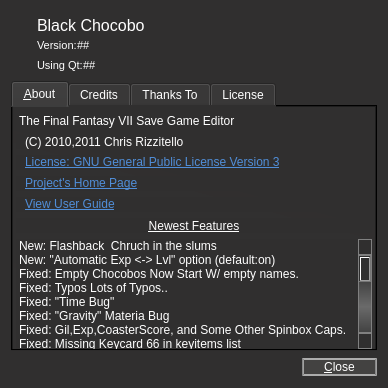
Old version of the form about.ui in the repository sithlord48/blackchocobo.
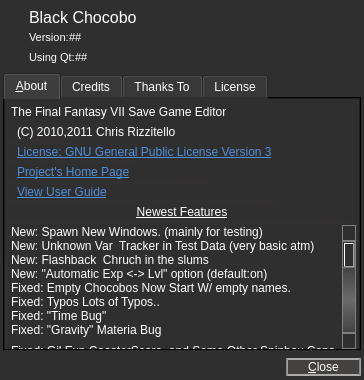
New version of the form. Icons and pictures are not drawn.

Commit message: New: View-> New Window Menu Entry , Updated Change Log, Update Lang, New icon for window-new

What changed in the file:
```diff
--- a/about.ui
+++ b/about.ui
@@ -9,8 +9,8 @@
    <rect>
     <x>0</x>
     <y>0</y>
-    <width>388</width>
-    <height>388</height>
+    <width>364</width>
+    <height>380</height>
    </rect>
   </property>
   <property name="sizePolicy">
@@ -123,6 +123,9 @@
    <bool>true</bool>
   </property>
   <layout class="QVBoxLayout" name="verticalLayout_2">
+   <property name="margin">
+    <number>3</number>
+   </property>
    <item>
     <layout class="QHBoxLayout" name="horizontalLayout_4">
      <item>
@@ -312,6 +315,9 @@
        <string>&amp;About</string>
       </attribute>
       <layout class="QVBoxLayout" name="verticalLayout_6">
+       <property name="spacing">
+        <number>-1</number>
+       </property>
        <property name="leftMargin">
         <number>3</number>
        </property>
@@ -326,6 +332,12 @@
        </property>
        <item>
         <widget class="QLabel" name="ff7editor">
+         <property name="maximumSize">
+          <size>
+           <width>16777215</width>
+           <height>18</height>
+          </size>
+         </property>
          <property name="text">
           <string>The Final Fantasy VII Save Game Editor</string>
          </property>
@@ -339,6 +351,12 @@
        </item>
        <item>
         <widget class="QLabel" name="copyleft">
+         <property name="maximumSize">
+          <size>
+           <width>16777215</width>
+           <height>18</height>
+          </size>
+         </property>
          <property name="text">
           <string notr="true">(C) 2010,2011 Chris Rizzitello</string>
          </property>
@@ -349,6 +367,12 @@
        </item>
        <item>
         <widget class="QLabel" name="link_gpl">
+         <property name="maximumSize">
+          <size>
+           <width>16777215</width>
+           <height>18</height>
+          </size>
+         </property>
          <property name="text">
           <string>&lt;!DOCTYPE HTML PUBLIC &quot;-//W3C//DTD HTML 4.0//EN&quot; &quot;http://www.w3.org/TR/REC-html40/strict.dtd&quot;&gt;
 &lt;html&gt;&lt;head&gt;&lt;meta name=&quot;qrichtext&quot; content=&quot;1&quot; /&gt;&lt;style type=&quot;text/css&quot;&gt;
@@ -366,6 +390,12 @@
        </item>
        <item>
         <widget class="QLabel" name="link_web">
+         <property name="maximumSize">
+          <size>
+           <width>16777215</width>
+           <height>18</height>
+          </size>
+         </property>
          <property name="text">
           <string>&lt;!DOCTYPE HTML PUBLIC &quot;-//W3C//DTD HTML 4.0//EN&quot; &quot;http://www.w3.org/TR/REC-html40/strict.dtd&quot;&gt;
 &lt;html&gt;&lt;head&gt;&lt;meta name=&quot;qrichtext&quot; content=&quot;1&quot; /&gt;&lt;style type=&quot;text/css&quot;&gt;
@@ -383,6 +413,12 @@
        </item>
        <item>
         <widget class="QLabel" name="link_guide">
+         <property name="maximumSize">
+          <size>
+           <width>16777215</width>
+           <height>18</height>
+          </size>
+         </property>
          <property name="text">
           <string>&lt;!DOCTYPE HTML PUBLIC &quot;-//W3C//DTD HTML 4.0//EN&quot; &quot;http://www.w3.org/TR/REC-html40/strict.dtd&quot;&gt;
 &lt;html&gt;&lt;head&gt;&lt;meta name=&quot;qrichtext&quot; content=&quot;1&quot; /&gt;&lt;style type=&quot;text/css&quot;&gt;
@@ -400,6 +436,12 @@
        </item>
        <item>
         <widget class="QLabel" name="lbl_features">
+         <property name="maximumSize">
+          <size>
+           <width>16777215</width>
+           <height>18</height>
+          </size>
+         </property>
          <property name="font">
           <font>
            <underline>true</underline>
@@ -424,16 +466,22 @@
        </item>
        <item>
         <widget class="QListWidget" name="list_newest">
+         <property name="sizePolicy">
+          <sizepolicy hsizetype="Preferred" vsizetype="Preferred">
+           <horstretch>0</horstretch>
+           <verstretch>0</verstretch>
+          </sizepolicy>
+         </property>
          <property name="minimumSize">
           <size>
            <width>0</width>
-           <height>110</height>
+           <height>0</height>
           </size>
          </property>
          <property name="maximumSize">
           <size>
            <width>16777215</width>
-           <height>110</height>
+           <height>16777215</height>
           </size>
          </property>
          <property name="frameShape">
@@ -469,6 +517,16 @@
          <property name="wordWrap">
           <bool>true</bool>
          </property>
+         <item>
+          <property name="text">
+           <string>New: Spawn New Windows. (mainly for testing)</string>
+          </property>
+         </item>
+         <item>
+          <property name="text">
+           <string>New: Unknown Var  Tracker in Test Data (very basic atm)</string>
+          </property>
+         </item>
          <item>
           <property name="text">
            <string>New: Flashback  Chruch in the slums</string>
```
Left out of the diff: 19 changed lines with no effect on the pictures. The commit also changes 9 other files.
